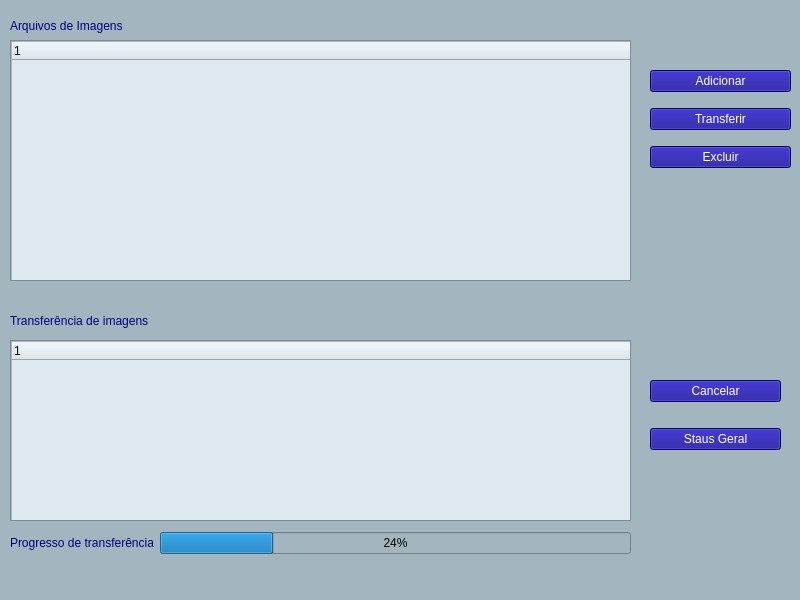
Above: mainwindow.ui from TCC-PES-2022/ARIEL before the change. Below: the same form after it.
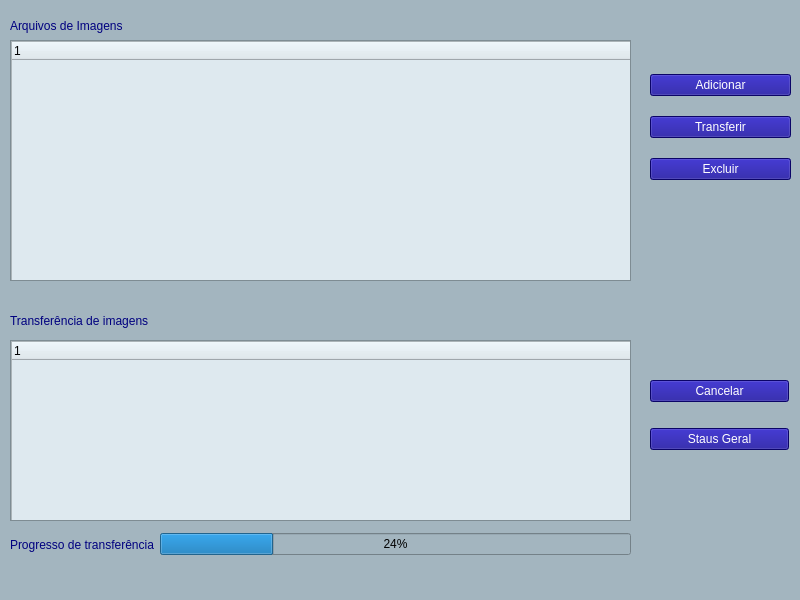
That is the form after the change. Icons and pictures are not drawn.

Commit message: Fix disabled button style

The edit to the form file:
```diff
--- a/mainwindow.ui
+++ b/mainwindow.ui
@@ -143,7 +143,7 @@
       <x>650</x>
       <y>60</y>
       <width>141</width>
-      <height>121</height>
+      <height>136</height>
      </rect>
     </property>
     <layout class="QVBoxLayout" name="verticalLayout">
@@ -161,10 +161,20 @@
      </item>
      <item>
       <widget class="QPushButton" name="btn_transferImage">
+       <property name="enabled">
+        <bool>true</bool>
+       </property>
        <property name="styleSheet">
-        <string notr="true">background-color: rgb(16,6,144);
-color: rgb(255, 255, 255);
-font: 700 14pt &quot;Segoe UI&quot;;</string>
+        <string notr="true">QPushButton:enabled{
+	background-color: rgb(16,6,144);
+	color: rgb(255, 255, 255);
+	font: 700 14pt &quot;Segoe UI&quot;;
+}
+QPushButton:disabled{
+	background-color: rgb(127,127,127);
+	color: rgb(255, 255, 255);
+	font: 700 14pt &quot;Segoe UI&quot;;
+}</string>
        </property>
        <property name="text">
         <string>Transferir</string>
@@ -190,17 +200,27 @@
      <rect>
       <x>650</x>
       <y>360</y>
-      <width>131</width>
+      <width>139</width>
       <height>111</height>
      </rect>
     </property>
     <layout class="QVBoxLayout" name="verticalLayout_2">
      <item>
       <widget class="QPushButton" name="btn_cancelTransfer">
+       <property name="enabled">
+        <bool>true</bool>
+       </property>
        <property name="styleSheet">
-        <string notr="true">background-color: rgb(16,6,144);
-color: rgb(255, 255, 255);
-font: 700 14pt &quot;Segoe UI&quot;;</string>
+        <string notr="true">QPushButton:enabled{
+	background-color: rgb(16,6,144);
+	color: rgb(255, 255, 255);
+	font: 700 14pt &quot;Segoe UI&quot;;
+}
+QPushButton:disabled{
+	background-color: rgb(127,127,127);
+	color: rgb(255, 255, 255);
+	font: 700 14pt &quot;Segoe UI&quot;;
+}</string>
        </property>
        <property name="text">
         <string>Cancelar</string>
@@ -221,13 +241,13 @@
      </item>
     </layout>
    </widget>
-   <widget class="QWidget" name="">
+   <widget class="QWidget" name="layoutWidget">
     <property name="geometry">
      <rect>
       <x>10</x>
       <y>530</y>
       <width>621</width>
-      <height>26</height>
+      <height>29</height>
      </rect>
     </property>
     <layout class="QHBoxLayout" name="horizontalLayout">
```
Left out of the diff: 2 changed lines with no effect on the pictures. The commit also changes 2 other files.
